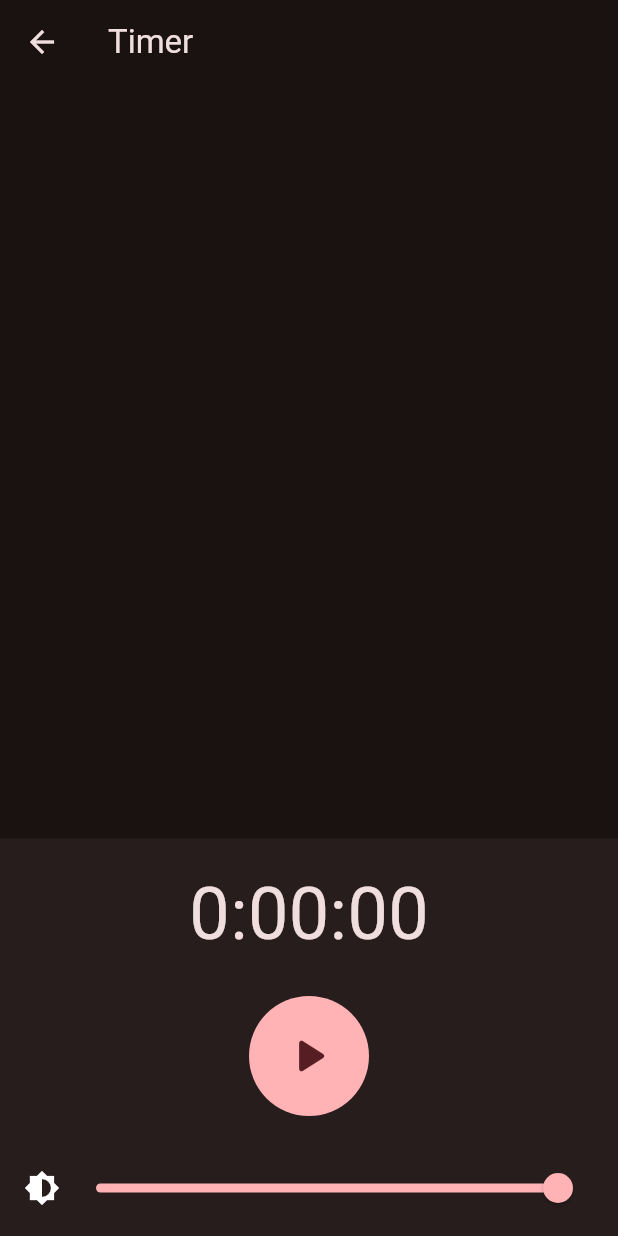
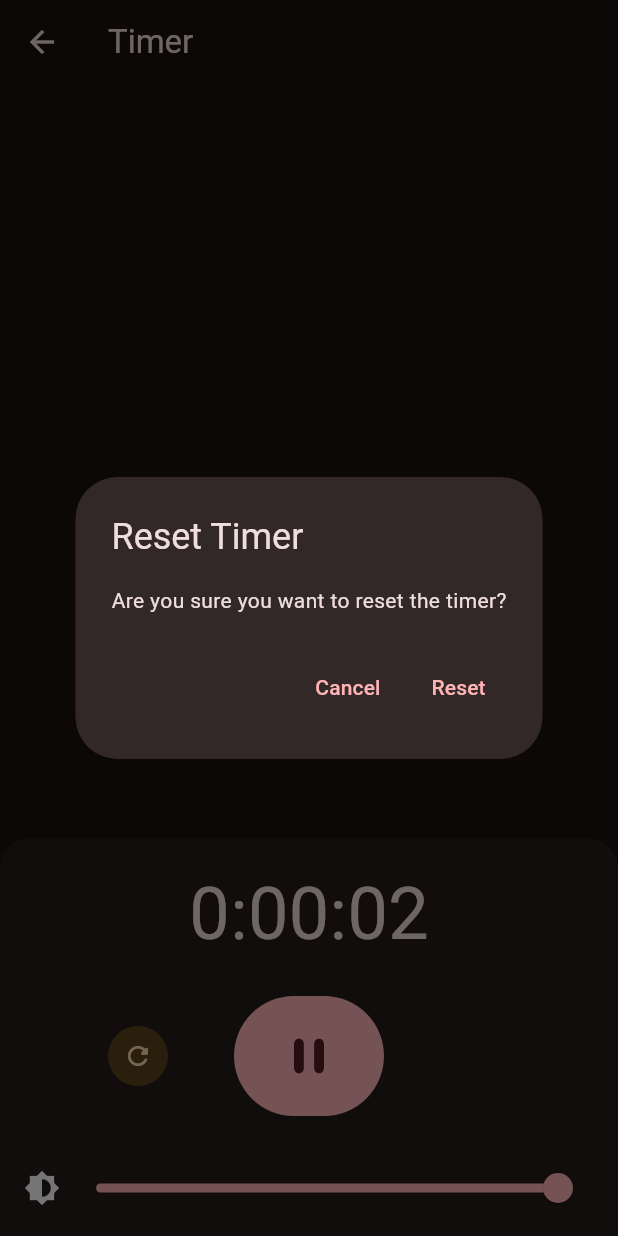
Before and after one commit to JarneClaesen/OperaTimer, a Flutter app: the TimerScreen screen opened directly, after a tap on the "play arrow" icon, after a tap on the "refresh" icon, on a phone screen of 412 x 824 dp. Run offline on Flutter 3.47's test engine with Material 3 defaults, Android fonts, the phone set to English and light mode, and no system bars; our stand-ins replace flutter_local_notifications, hive, hive_flutter, numberpicker, sensors_plus; missing offline and left inert: sound_mode, workmanager; accounts and stored records are empty.

Commit message:
Add silence / vibrate mode check | Add reset confirmation dialog

```diff
--- a/lib/screens/timer_screen.dart
+++ b/lib/screens/timer_screen.dart
@@ -2,6 +2,8 @@
 
 import 'package:flutter/material.dart';
 import 'package:provider/provider.dart';
+import 'package:sound_mode/sound_mode.dart';
+import 'package:sound_mode/utils/ringer_mode_statuses.dart';
 import '../providers/timer_provider.dart';
 import '../providers/brightness_provider.dart';
 import '../widgets/glowing_borders.dart';
@@ -12,11 +14,14 @@ class TimerScreen extends StatefulWidget {
 }
 
 class _TimerScreenState extends State<TimerScreen> {
+  bool _isNormalMode = false;
+
   @override
   void initState() {
     super.initState();
     WidgetsBinding.instance.addPostFrameCallback((_) {
       Provider.of<TimerProvider>(context, listen: false).setOnTimerScreen(true);
+      _checkSoundMode();
     });
   }
 
@@ -24,6 +29,17 @@ class _TimerScreenState extends State<TimerScreen> {
   void dispose() {
     Provider.of<TimerProvider>(context, listen: false).setOnTimerScreen(false);
     super.dispose();
+  }
+
+  Future<void> _checkSoundMode() async {
+    try {
+      final ringerStatus = await SoundMode.ringerModeStatus;
+      setState(() {
+        _isNormalMode = ringerStatus == RingerModeStatus.normal;
+      });
+    } catch (e) {
+      print("Failed to get ringer status: $e");
+    }
   }
 
   @override
@@ -41,6 +57,51 @@ class _TimerScreenState extends State<TimerScreen> {
               children: [
                 Column(
                   children: [
+                    if (_isNormalMode)
+                      Padding(
+                        padding: EdgeInsets.all(8),
+                        child: Container(
+                          decoration: BoxDecoration(
+                            color: Theme.of(context).colorScheme.tertiaryContainer,
+                            borderRadius: BorderRadius.circular(16),
+                          ),
+                          child: Padding(
+                            padding: EdgeInsets.all(12),
+                            child: Row(
+                              children: [
+                                Icon(Icons.warning_rounded, color: Theme.of(context).colorScheme.onTertiaryContainer),
+                                SizedBox(width: 8),
+                                Expanded(
+                                  child: Text(
+                                    'Your device is not in silent or vibrate mode. You may disturb the performance.',
+                                    style: TextStyle(color: Theme.of(context).colorScheme.onTertiaryContainer),
+                                  ),
+                                ),
+                                SizedBox(width: 8),
+                                Container(
+                                  decoration: BoxDecoration(
+                                    color: Theme.of(context).colorScheme.onTertiaryContainer.withOpacity(0.2),
+                                    borderRadius: BorderRadius.circular(20),
+                                  ),
+                                  child: TextButton(
+                                    style: TextButton.styleFrom(
+                                      padding: EdgeInsets.symmetric(horizontal: 16, vertical: 8),
+                                      shape: RoundedRectangleBorder(
+                                        borderRadius: BorderRadius.circular(20),
+                                      ),
+                                    ),
+                                    child: Text(
+                                      'Check Again',
+                                      style: TextStyle(color: Theme.of(context).colorScheme.onTertiaryContainer),
+                                    ),
+                                    onPressed: _checkSoundMode,
+                                  ),
+                                ),
+                              ],
+                            ),
+                          ),
+                        ),
+                      ),
                     Expanded(
                       child: ListView.builder(
                         itemCount: timerProvider.playTimes.length,
@@ -76,6 +137,7 @@ class _TimerScreenState extends State<TimerScreen> {
       ),
     );
   }
+
 }
 
 class TimelineItem extends StatelessWidget {
@@ -141,7 +203,13 @@ class TimerControls extends StatelessWidget {
   Widget build(BuildContext context) {
     return Container(
       padding: EdgeInsets.all(16),
-      color: Theme.of(context).colorScheme.surfaceContainer,
+      decoration: BoxDecoration(
+        color: Theme.of(context).colorScheme.surfaceContainer,
+        borderRadius: BorderRadius.only(
+          topLeft: Radius.circular(20),
+          topRight: Radius.circular(20),
+        ),
+      ),
       child: Column(
         mainAxisSize: MainAxisSize.min,
         children: [
@@ -170,7 +238,30 @@ class TimerControls extends StatelessWidget {
                         size: 20,
                       ),
                       onPressed: () {
-                        timerProvider.stopTimer();
+                        showDialog(
+                          context: context,
+                          builder: (BuildContext context) {
+                            return AlertDialog(
+                              title: Text('Reset Timer'),
+                              content: Text('Are you sure you want to reset the timer?'),
+                              actions: <Widget>[
+                                TextButton(
+                                  child: Text('Cancel'),
+                                  onPressed: () {
+                                    Navigator.of(context).pop();
+                                  },
+                                ),
+                                TextButton(
+                                  child: Text('Reset'),
+                                  onPressed: () {
+                                    Navigator.of(context).pop();
+                                    timerProvider.stopTimer();
+                                  },
+                                ),
+                              ],
+                            );
+                          },
+                        );
                       },
                     ),
                   ),
@@ -208,6 +299,7 @@ class TimerControls extends StatelessWidget {
   }
 }
 
+
 class BrightnessSlider extends StatelessWidget {
   final BrightnessProvider brightnessProvider;
 
--- a/pubspec.yaml
+++ b/pubspec.yaml
@@ -47,6 +47,7 @@ dependencies:
   shared_preferences: ^2.3.1
   sensors_plus: ^6.0.0
   numberpicker: ^2.1.2
+  sound_mode: ^3.0.0
 
 dev_dependencies:
   flutter_test:
```
Also changed, not shown: pubspec.lock, 1 other file.
